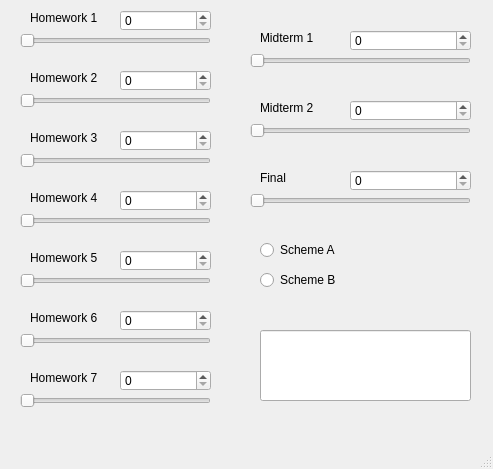
Above: grade_calculator.ui from mavisimo/pic10c-qt_hw-grade_calculator before the change. Below: the same form after it.
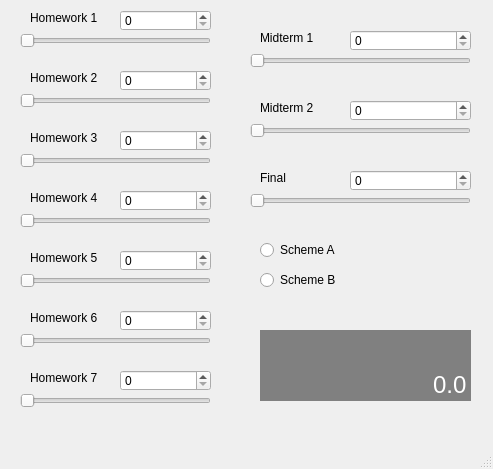
That is the form after the change.

Commit message: Widgets all connected to final grade

```diff
--- a/grade_calculator.ui
+++ b/grade_calculator.ui
@@ -58,6 +58,27 @@
       <verstretch>0</verstretch>
      </sizepolicy>
     </property>
+    <property name="font">
+     <font>
+      <pointsize>18</pointsize>
+      <weight>50</weight>
+      <bold>false</bold>
+      <kerning>false</kerning>
+     </font>
+    </property>
+    <property name="styleSheet">
+     <string notr="true">QLineEdit{
+	background-color: gray;
+	border: 1px solid gray;
+	color: #ffffff;
+}</string>
+    </property>
+    <property name="text">
+     <string>0.0</string>
+    </property>
+    <property name="alignment">
+     <set>Qt::AlignBottom|Qt::AlignRight|Qt::AlignTrailing</set>
+    </property>
    </widget>
    <widget class="QLabel" name="label_1">
     <property name="geometry">
```
The commit also changes 3 other files.
